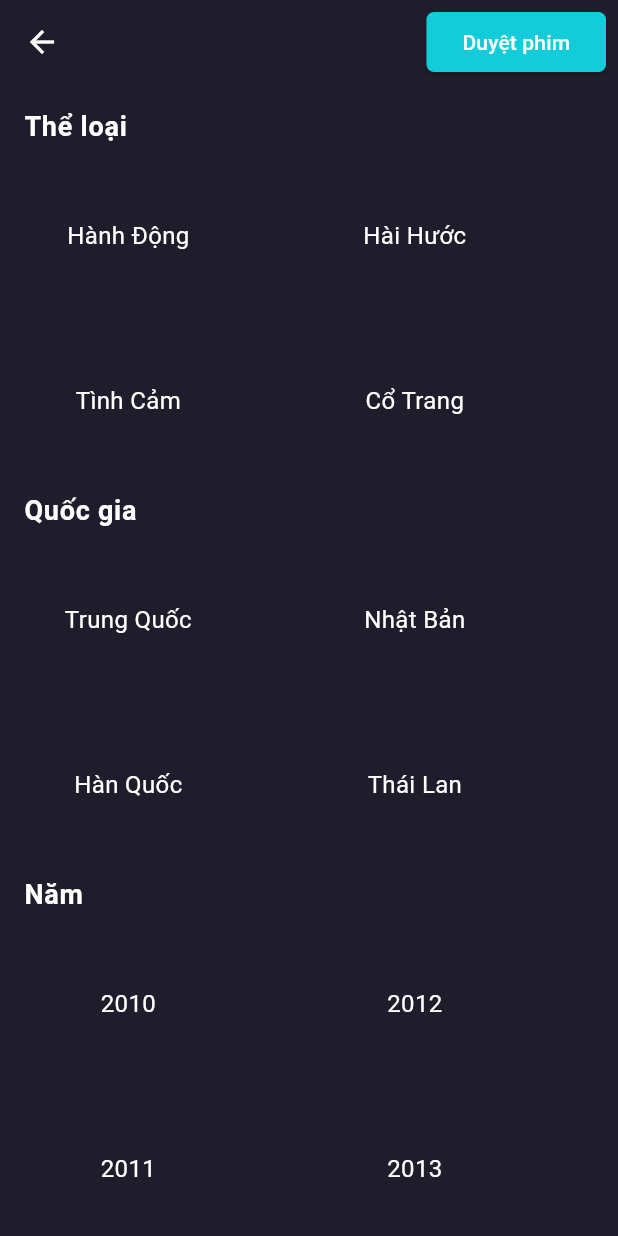
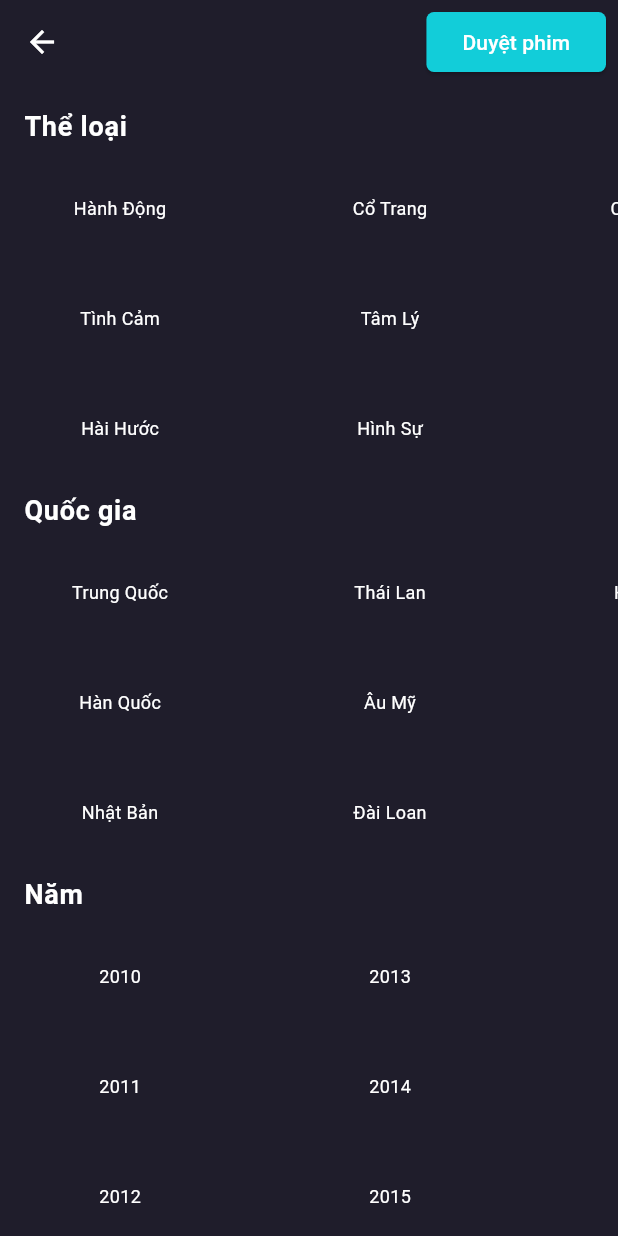
Before and after one commit to devlow03/tmovie_ft, a Flutter app: the FilterPage screen opened directly, on a phone screen of 412 x 824 dp. Run offline on Flutter 3.47's test engine with Material 3 defaults, Android fonts, the light colour scheme and no system bars; our stand-ins replace cached_network_image, carousel_slider, chewie, dio, flutter_svg, flutter_widget_from_html and 8 more; missing offline and left inert: curl_logger_dio_interceptor; accounts and stored records are empty; generated files the repository leaves out were written again; network calls fail; statements that could not run were skipped.

Commit message:
fix: grid count

```diff
--- a/lib/app/view/drawer/drawer_view.dart
+++ b/lib/app/view/drawer/drawer_view.dart
@@ -170,10 +170,10 @@ class _FilterPageState extends State<FilterPage> {
     return GridView.builder(
       scrollDirection: Axis.horizontal,
       gridDelegate: SliverGridDelegateWithFixedCrossAxisCount(
-        crossAxisCount: 2,
+        crossAxisCount: 3,
         crossAxisSpacing: 20,
         mainAxisSpacing: 20,
-        childAspectRatio: 10 / 19,
+        childAspectRatio: 10 / 30,
       ),
       itemCount: items.length,
       itemBuilder: (context, index) {
@@ -204,9 +204,11 @@ class _FilterPageState extends State<FilterPage> {
       ),
       child: Text(
         text,
+        textAlign: TextAlign.start,
         style: TextStyle(
-          fontSize: 16,
+          fontSize: 12,
           color: !isSelected ? Colors.white : GlobalColor.primary,
+
         ),
       ),
     ),
```
